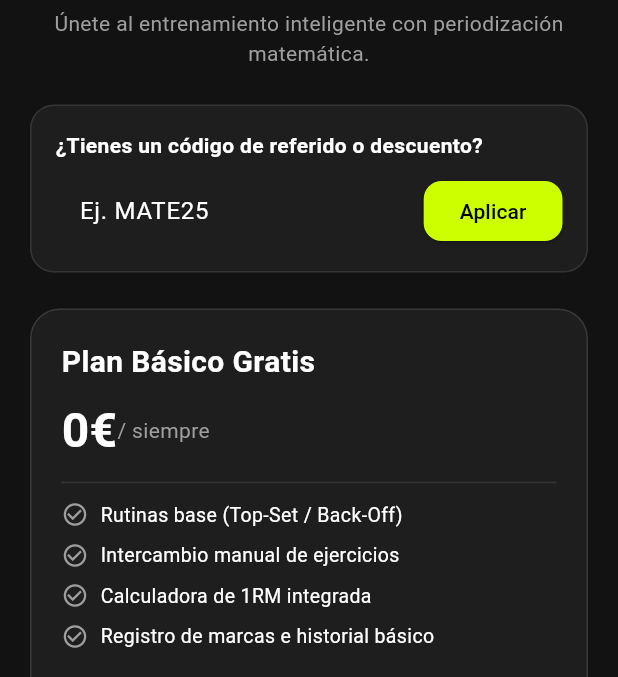
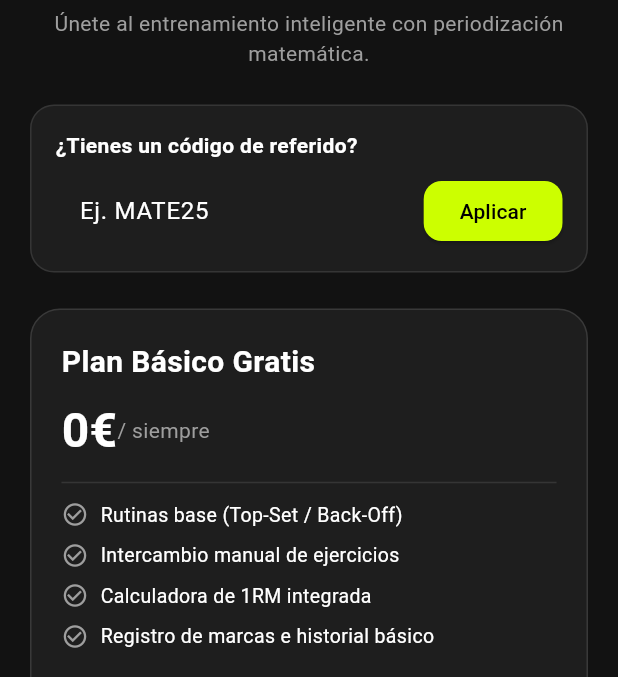
Before and after one commit to mategmdani25-maker/GymTechAI, a Flutter app: the PaymentScreen screen opened directly, on a phone screen of 412 x 824 dp, the part 155-832 px from its top. Run offline on Flutter 3.47's test engine with Material 3 defaults, Android fonts, the phone set to English and light mode, and no system bars; our stand-ins replace shared_preferences; accounts and stored records are empty; statements that could not run were skipped.

Commit message:
Update payment_screen.dart

```diff
--- a/flutter_app/lib/screens/payment_screen.dart
+++ b/flutter_app/lib/screens/payment_screen.dart
@@ -20,7 +20,7 @@ class _PaymentScreenState extends State<PaymentScreen> {
         precioPremium = "19,99€";
       });
       ScaffoldMessenger.of(context).showSnackBar(
-        const SnackBar(content: Text("¡Código aplicado! Ahorras un 20% (5€) de por vida."), backgroundColor: Color(0xFFCCFF00)),
+        const SnackBar(content: Text("¡Código aplicado! Plan Premium rebajado a 19,99€."), backgroundColor: Color(0xFFCCFF00)),
       );
     }
   }
@@ -32,12 +32,9 @@ class _PaymentScreenState extends State<PaymentScreen> {
         title: const Text("Suscripción", style: TextStyle(fontWeight: FontWeight.bold)),
         backgroundColor: Colors.transparent,
         elevation: 0,
-        // BOTÓN 'X' PARA SALIR SIN PAGAR (Evita atrapar al usuario)
         leading: IconButton(
           icon: const Icon(Icons.close, color: Colors.white),
-          onPressed: () {
-            Navigator.pop(context); // Vuelve atrás al cuestionario limpiamente
-          },
+          onPressed: () => Navigator.pop(context),
         ),
       ),
       body: SingleChildScrollView(
@@ -50,13 +47,14 @@ class _PaymentScreenState extends State<PaymentScreen> {
             const Text("Únete al entrenamiento inteligente con periodización matemática.", textAlign: TextAlign.center, style: TextStyle(fontSize: 14, color: Colors.grey)),
             const SizedBox(height: 24),
 
+            // CAMPO DE CÓDIGO
             Container(
               padding: const EdgeInsets.all(16),
               decoration: BoxDecoration(color: const Color(0xFF1E1E1E), borderRadius: BorderRadius.circular(16), border: Border.all(color: codigoAplicado ? const Color(0xFFCCFF00) : Colors.white10)),
               child: Column(
                 crossAxisAlignment: CrossAxisAlignment.start,
                 children: [
-                  const Text("¿Tienes un código de referido o descuento?", style: TextStyle(fontSize: 14, fontWeight: FontWeight.bold)),
+                  const Text("¿Tienes un código de referido?", style: TextStyle(fontSize: 14, fontWeight: FontWeight.bold)),
                   const SizedBox(height: 10),
                   Row(
                     children: [
@@ -86,6 +84,7 @@ class _PaymentScreenState extends State<PaymentScreen> {
             ),
             const SizedBox(height: 24),
 
+            // CARD PLAN GRATIS
             _buildPlanCard(
               titulo: "Plan Básico Gratis",
               precio: "0€",
@@ -97,6 +96,7 @@ class _PaymentScreenState extends State<PaymentScreen> {
             ),
             const SizedBox(height: 16),
 
+            // CARD PLAN PREMIUM (PRECIO DINÁMICO)
             _buildPlanCard(
               titulo: "Premium AI Athlete 🧠⚡",
               precio: precioPremium,
@@ -108,13 +108,13 @@ class _PaymentScreenState extends State<PaymentScreen> {
                 "Autorregulación por IA en tiempo real",
                 "Optimización por Ciclo Menstrual",
                 "Gráficos avanzados de Volumen y Tonelaje",
-                if (codigoAplicado) "Descuento del 20% activo de por vida"
+                if (codigoAplicado) "Descuento de referido activo de por vida"
               ],
               textoBoton: "Probar Premium AI",
               esDestacado: true,
             ),
             const SizedBox(height: 16),
-
+            // CARD PLAN COACH
             _buildPlanCard(
               titulo: "GymTech Coach Pro 📋👨‍🏋️",
               precio: "49,99€",
@@ -124,7 +124,15 @@ class _PaymentScreenState extends State<PaymentScreen> {
               textoBoton: "Activar Cuenta Coach",
               esDestacado: false,
             ),
-            const SizedBox(height: 24),
+            const SizedBox(height: 32),
+
+            // SECCIÓN DE PREGUNTAS FRECUENTES (FAQ) DESPLEGABLES
+            const Text("Preguntas Frecuentes", style: TextStyle(fontSize: 18, fontWeight: FontWeight.bold)),
+            const SizedBox(height: 12),
+            _buildFAQTile("¿Cómo funciona el sistema de invitación?", "En tu perfil tendrás un código único. Si un amigo se registra con él, él pagará solo 19,99€/mes de por vida y tú te llevarás 5€ limpios de comisión por recomendación."),
+            _buildFAQTile("¿Cuándo puedo retirar mis ganancias?", "Puedes retirar tu dinero acumulado de forma segura mediante PayPal o transferencia bancaria una vez alcances el mínimo de 50€."),
+            _buildFAQTile("¿Tengo permanencia en los planes de pago?", "No, GymTechAI no tiene ninguna permanencia. Puedes cancelar tu suscripción premium o de entrenador en cualquier momento desde los ajustes."),
+            const SizedBox(height: 30),
           ],
         ),
       ),
@@ -183,4 +191,22 @@ class _PaymentScreenState extends State<PaymentScreen> {
       ),
     );
   }
+
+  Widget _buildFAQTile(String pregunta, String respuesta) {
+    return Card(
+      color: const Color(0xFF1E1E1E),
+      margin: const EdgeInsets.only(bottom: 8),
+      child: ExpansionTile(
+        title: Text(pregunta, style: const TextStyle(fontSize: 14, fontWeight: FontWeight.bold, color: Colors.white)),
+        iconColor: const Color(0xFFCCFF00),
+        collapsedIconColor: Colors.grey,
+        children: [
+          Padding(
+            padding: const EdgeInsets.only(left: 16.0, right: 16.0, bottom: 16.0),
+            child: Text(respuesta, style: const TextStyle(fontSize: 13, color: Colors.grey, height: 1.4)),
+          ),
+        ],
+      ),
+    );
+  }
 }
```
